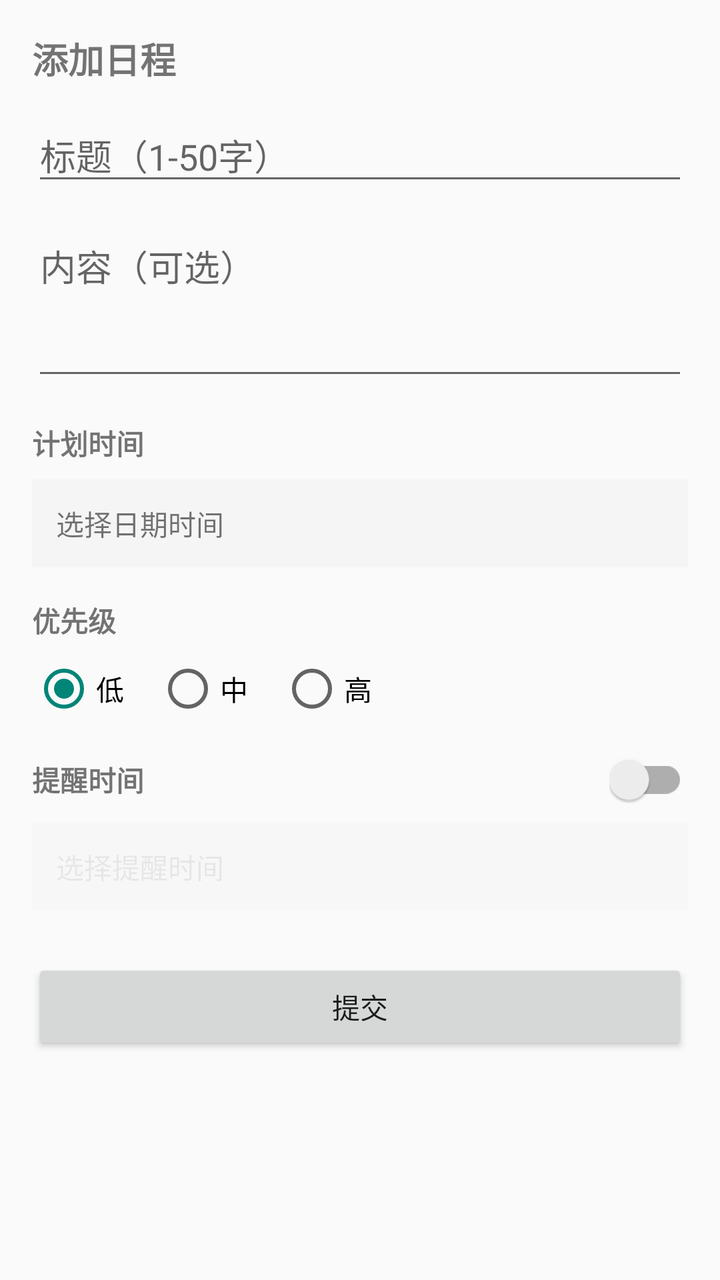
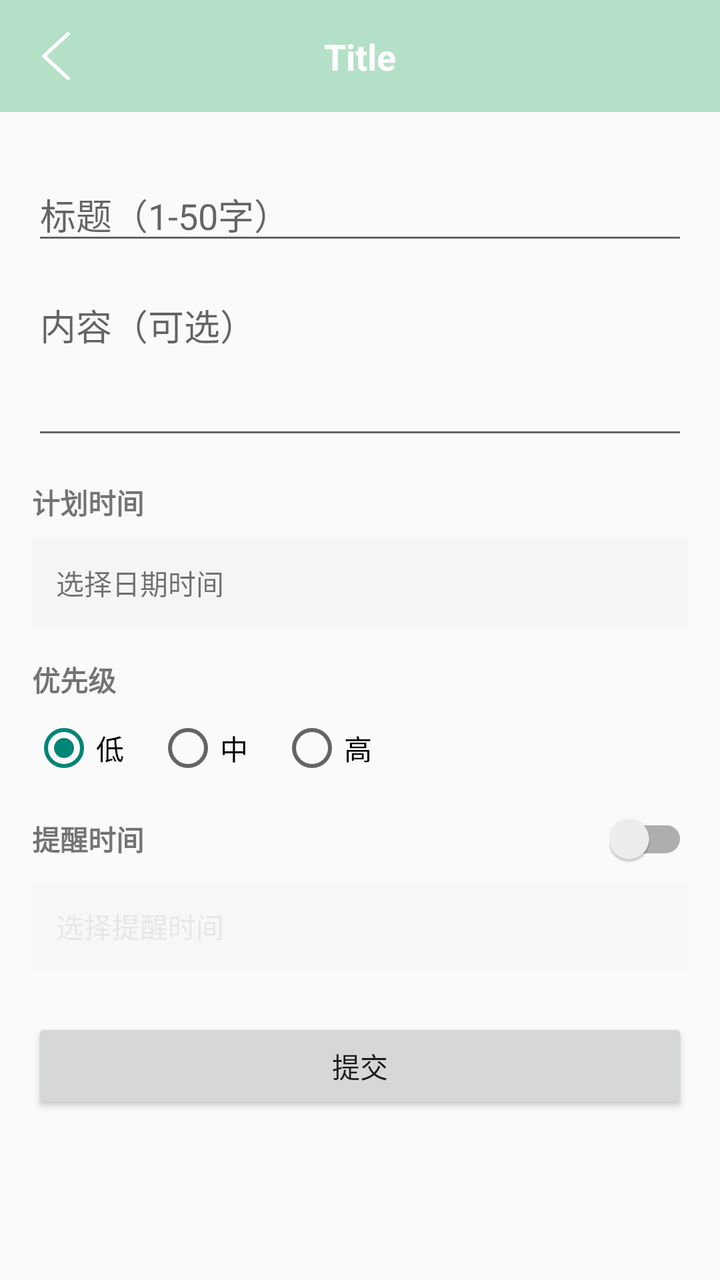

The first picture is an Android layout as it rendered before a commit; the second is the same layout after the commit. The layout source and the unified diff follow.
<!-- AndroidManifest.xml: application theme Theme.Note -->
<!-- res/layout/fragment_note_add_edit.xml -->
<?xml version="1.0" encoding="utf-8"?>
<layout xmlns:android="http://schemas.android.com/apk/res/android"
    xmlns:app="http://schemas.android.com/apk/res-auto">

    <androidx.core.widget.NestedScrollView
        android:layout_width="match_parent"
        android:layout_height="match_parent"
        android:fillViewport="true">

        <LinearLayout
            android:layout_width="match_parent"
            android:layout_height="wrap_content"
            android:orientation="vertical"
            android:padding="16dp">

            <TextView
                android:id="@+id/tvPageTitle"
                android:layout_width="wrap_content"
                android:layout_height="wrap_content"
                android:text="添加日程"
                android:textSize="18sp"
                android:textStyle="bold" />

            <EditText
                android:id="@+id/etTitle"
                android:layout_width="match_parent"
                android:layout_height="wrap_content"
                android:layout_marginTop="12dp"
                android:hint="标题（1-50字）"
                android:maxLines="1" />

            <EditText
                android:id="@+id/etContent"
                android:layout_width="match_parent"
                android:layout_height="wrap_content"
                android:layout_marginTop="12dp"
                android:hint="内容（可选）"
                android:minLines="3"
                android:gravity="top"
                android:inputType="textMultiLine" />

            <TextView
                android:layout_width="wrap_content"
                android:layout_height="wrap_content"
                android:layout_marginTop="16dp"
                android:text="计划时间"
                android:textStyle="bold" />

            <TextView
                android:id="@+id/tvPlanTime"
                android:layout_width="match_parent"
                android:layout_height="44dp"
                android:layout_marginTop="8dp"
                android:background="#F5F5F5"
                android:gravity="center_vertical"
                android:paddingHorizontal="12dp"
                android:text="选择日期时间" />

            <TextView
                android:layout_width="wrap_content"
                android:layout_height="wrap_content"
                android:layout_marginTop="16dp"
                android:text="优先级"
                android:textStyle="bold" />

            <RadioGroup
                android:id="@+id/rgPriority"
                android:layout_width="match_parent"
                android:layout_height="wrap_content"
                android:layout_marginTop="8dp"
                android:orientation="horizontal">

                <RadioButton
                    android:id="@+id/rbP1"
                    android:layout_width="wrap_content"
                    android:layout_height="wrap_content"
                    android:text="低"
                    android:checked="true" />

                <RadioButton
                    android:id="@+id/rbP2"
                    android:layout_width="wrap_content"
                    android:layout_height="wrap_content"
                    android:layout_marginStart="16dp"
                    android:text="中" />

                <RadioButton
                    android:id="@+id/rbP3"
                    android:layout_width="wrap_content"
                    android:layout_height="wrap_content"
                    android:layout_marginStart="16dp"
                    android:text="高" />
            </RadioGroup>

            <LinearLayout
                android:layout_width="match_parent"
                android:layout_height="wrap_content"
                android:layout_marginTop="16dp"
                android:gravity="center_vertical"
                android:orientation="horizontal">

                <TextView
                    android:layout_width="0dp"
                    android:layout_height="wrap_content"
                    android:layout_weight="1"
                    android:text="提醒时间"
                    android:textStyle="bold" />

                <androidx.appcompat.widget.SwitchCompat
                    android:id="@+id/swRemind"
                    android:layout_width="wrap_content"
                    android:layout_height="wrap_content" />
            </LinearLayout>

            <TextView
                android:id="@+id/tvRemindTime"
                android:layout_width="match_parent"
                android:layout_height="44dp"
                android:layout_marginTop="8dp"
                android:background="#F5F5F5"
                android:gravity="center_vertical"
                android:paddingHorizontal="12dp"
                android:text="选择提醒时间"
                android:enabled="false"
                android:alpha="0.5" />

            <Button
                android:id="@+id/btnSubmit"
                android:layout_width="match_parent"
                android:layout_height="48dp"
                android:layout_marginTop="24dp"
                android:text="提交" />

        </LinearLayout>
    </androidx.core.widget.NestedScrollView>
</layout>
<!-- resources referenced by this layout -->
<resources>
  <style name="Theme.Note" parent="Theme.AppCompat.Light.NoActionBar" />
</resources>

<!-- the commit's change to res/layout/fragment_note_add_edit.xml (unified diff, before → after) -->
@@ -2,24 +2,26 @@
 <layout xmlns:android="http://schemas.android.com/apk/res/android"
     xmlns:app="http://schemas.android.com/apk/res-auto">
 
-    <androidx.core.widget.NestedScrollView
+    <LinearLayout
         android:layout_width="match_parent"
         android:layout_height="match_parent"
-        android:fillViewport="true">
+        android:orientation="vertical">
 
-        <LinearLayout
+        <include
+            android:id="@+id/includeToolbar"
+            layout="@layout/item_toolbar" />
+
+        <androidx.core.widget.NestedScrollView
             android:layout_width="match_parent"
-            android:layout_height="wrap_content"
-            android:orientation="vertical"
-            android:padding="16dp">
+            android:layout_height="0dp"
+            android:layout_weight="1"
+            android:fillViewport="true">
 
-            <TextView
-                android:id="@+id/tvPageTitle"
-                android:layout_width="wrap_content"
+            <LinearLayout
+                android:layout_width="match_parent"
                 android:layout_height="wrap_content"
-                android:text="添加日程"
-                android:textSize="18sp"
-                android:textStyle="bold" />
+                android:orientation="vertical"
+                android:padding="16dp">
 
             <EditText
                 android:id="@+id/etTitle"
@@ -131,6 +133,61 @@
                 android:layout_marginTop="24dp"
                 android:text="提交" />
 
-        </LinearLayout>
-    </androidx.core.widget.NestedScrollView>
+            </LinearLayout>
+        </androidx.core.widget.NestedScrollView>
+
+    </LinearLayout>
 </layout>
+<!-- res/layout/item_toolbar.xml (included above) -->
+<?xml version="1.0" encoding="utf-8"?>
+<LinearLayout
+    xmlns:android="http://schemas.android.com/apk/res/android"
+    xmlns:app="http://schemas.android.com/apk/res-auto"
+    android:layout_width="match_parent"
+    android:layout_height="wrap_content"
+    android:orientation="vertical"
+    android:background="?attr/colorPrimary">
+
+    
+    <View
+        android:id="@+id/statusBarSpacer"
+        android:layout_width="match_parent"
+        android:layout_height="0dp" />
+
+    
+    <androidx.constraintlayout.widget.ConstraintLayout
+        android:layout_width="match_parent"
+        android:layout_height="56dp"
+        android:background="@color/main_blue">
+
+        <ImageView
+            android:id="@+id/ivBack"
+            android:layout_width="40dp"
+            android:layout_height="40dp"
+            android:layout_marginStart="8dp"
+            android:padding="8dp"
+            android:src="@drawable/ic_back"
+            app:layout_constraintBottom_toBottomOf="parent"
+            app:layout_constraintStart_toStartOf="parent"
+            app:layout_constraintTop_toTopOf="parent"/>
+
+        <TextView
+            android:id="@+id/tvTitle"
+            android:layout_width="0dp"
+            android:layout_height="wrap_content"
+            android:ellipsize="end"
+            android:gravity="center"
+            android:maxLines="1"
+            android:text="Title"
+            android:textColor="@android:color/white"
+            android:textSize="18sp"
+            android:textStyle="bold"
+            android:layout_marginStart="56dp"
+            android:layout_marginEnd="56dp"
+            app:layout_constraintBottom_toBottomOf="@id/ivBack"
+            app:layout_constraintEnd_toEndOf="parent"
+            app:layout_constraintStart_toStartOf="parent"
+            app:layout_constraintTop_toTopOf="@id/ivBack"/>
+    </androidx.constraintlayout.widget.ConstraintLayout>
+
+</LinearLayout>
<!-- resource entries referenced after the edit -->
@@ -1,5 +1,7 @@
 <!-- resources referenced by this layout -->
 <resources>
+  <color name="main_blue">#B3E0C7</color>
+  <!-- drawable ic_back: png bitmap (drawable, 2843 bytes) -->
   <style name="Theme.Note" parent="Theme.AppCompat.Light.NoActionBar" />
 </resources>
 
